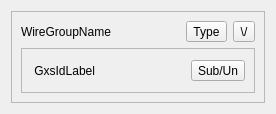
First picture: the form in retroshare-gui/src/gui/TheWire/WireGroupItem.ui, repository RetroShare/RetroShare, before the edit.
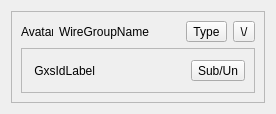
Second picture: the form after the edit. Custom widgets are drawn as their Qt base class.

Commit message:
Display the avatar for the Wire author
Display the avatar for the Wire author

```diff
--- a/retroshare-gui/src/gui/TheWire/WireGroupItem.ui
+++ b/retroshare-gui/src/gui/TheWire/WireGroupItem.ui
@@ -25,6 +25,22 @@
      <layout class="QVBoxLayout" name="verticalLayout">
       <item>
        <layout class="QHBoxLayout" name="horizontalLayout_2">
+        <item>
+         <widget class="QLabel" name="label_avatar">
+          <property name="maximumSize">
+           <size>
+            <width>32</width>
+            <height>32</height>
+           </size>
+          </property>
+          <property name="text">
+           <string>Avatar</string>
+          </property>
+          <property name="scaledContents">
+           <bool>true</bool>
+          </property>
+         </widget>
+        </item>
         <item>
          <widget class="QLabel" name="label_groupName">
           <property name="text">
```
The commit also changes 1 other file.
